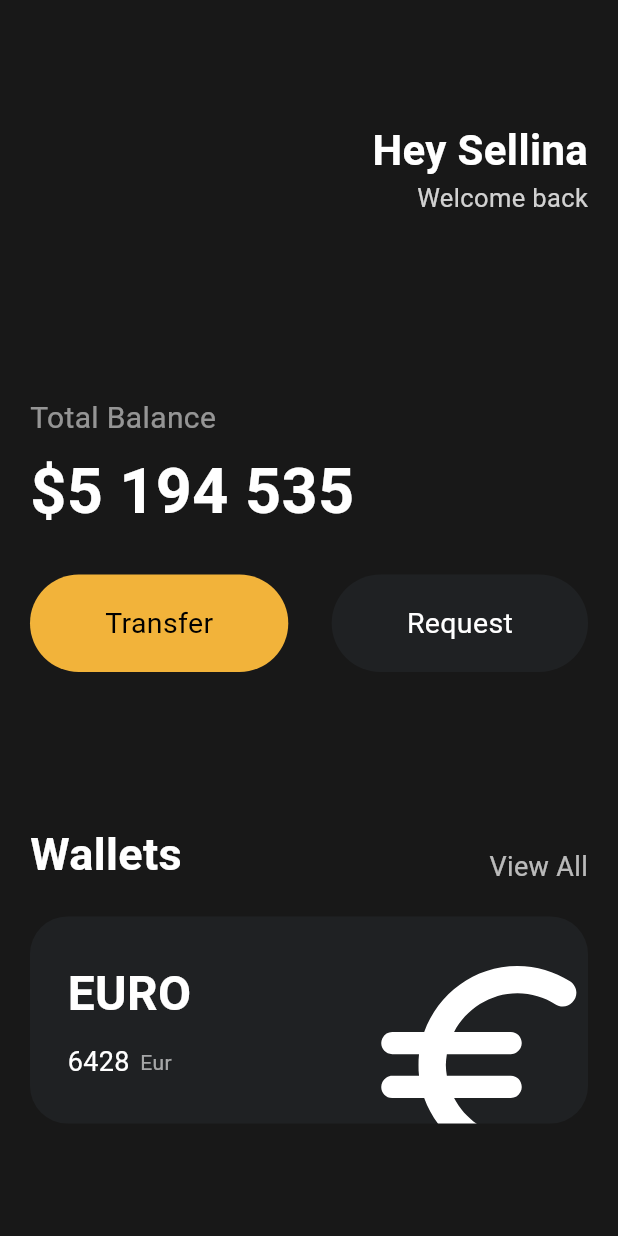
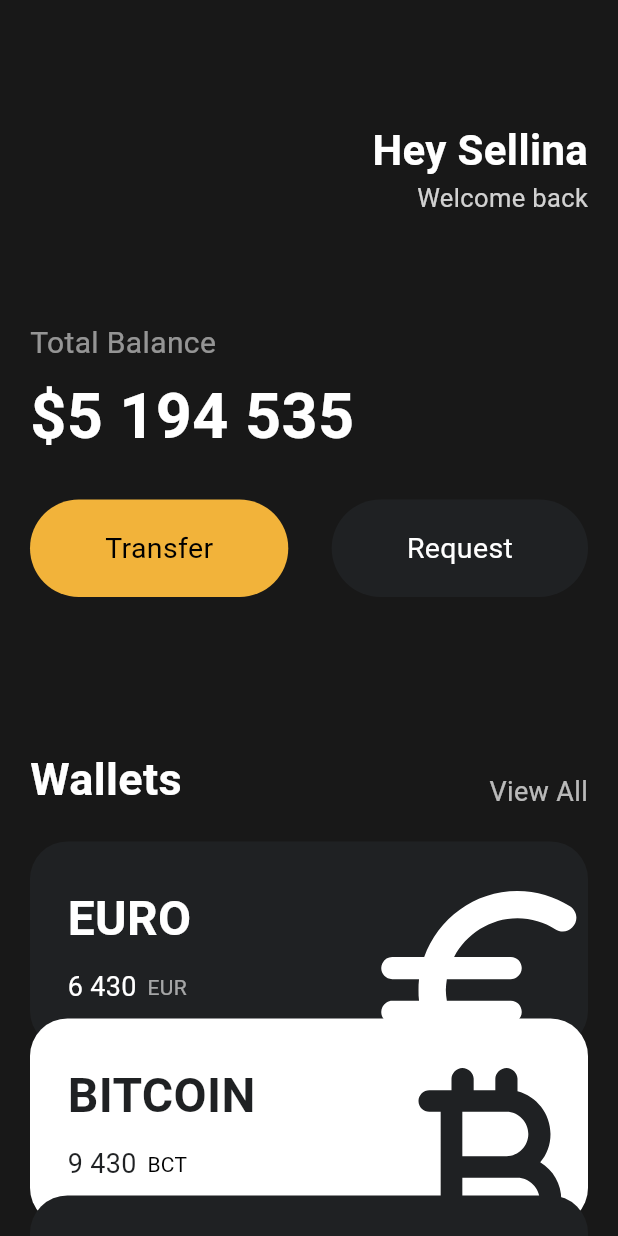
Before and after one commit to Abdul-lembariti/toonflix, a Flutter app: the screen it shows after launch, on a phone screen of 412 x 824 dp. Run offline on Flutter 3.47's test engine with Material 3 defaults, Android fonts, the phone set to English and light mode, and no system bars.

Commit message:
#1 HELLO FLUTTER - #2 UI CHALLENGE

```diff
--- a/lib/main.dart
+++ b/lib/main.dart
@@ -1,6 +1,6 @@
 import 'package:flutter/material.dart';
-import 'package:flutter/widgets.dart';
 import 'package:toonflix/widgets/button.dart';
+import 'package:toonflix/widgets/card.dart';
 
 final Color textColor = Colors.white.withOpacity(0.8);
 
@@ -16,7 +16,8 @@ class App extends StatelessWidget {
     return MaterialApp(
         home: Scaffold(
             backgroundColor: const Color(0xFF181818),
-            body: Padding(
+            body: SingleChildScrollView(
+              child: Padding(
                   padding: const EdgeInsets.symmetric(horizontal: 20),
                   child: Column(
                     crossAxisAlignment: CrossAxisAlignment.start,
@@ -50,7 +51,7 @@ class App extends StatelessWidget {
                         ],
                       ),
                       const SizedBox(
-                      height: 120,
+                        height: 70,
                       ),
                       const Text(
                         'Total Balance',
@@ -115,64 +116,31 @@ class App extends StatelessWidget {
                       const SizedBox(
                         height: 20,
                       ),
-                    Container(
-                        clipBehavior: Clip.antiAlias,
-                        decoration: BoxDecoration(
-                            color: const Color(0xFF1F2123),
-                            borderRadius: BorderRadius.circular(25)),
-                        child: Padding(
-                          padding: const EdgeInsets.all(25),
-                          child: Row(
-                            mainAxisAlignment: MainAxisAlignment.spaceBetween,
-                            children: [
-                              const Column(
-                                crossAxisAlignment: CrossAxisAlignment.start,
-                                children: [
-                                  Text(
-                                    'EURO',
-                                    style: TextStyle(
-                                        color: Colors.white,
-                                        fontSize: 32,
-                                        fontWeight: FontWeight.w600),
+                      const CurrencyCard(
+                        name: 'EURO',
+                        code: 'EUR',
+                        amount: '6 430',
+                        icon: Icons.euro_rounded,
+                        isInverted: false,
                       ),
-                                  SizedBox(
-                                    height: 10,
+                      const CurrencyCard(
+                        name: 'BITCOIN',
+                        code: 'BCT',
+                        amount: '9 430',
+                        icon: Icons.currency_bitcoin_rounded,
+                        isInverted: true,
+                        offset: Offset(0, -20),
                       ),
-                                  Row(
-                                    children: [
-                                      Text(
-                                        '6428',
-                                        style: TextStyle(
-                                          color: Colors.white,
-                                          fontSize: 18,
-                                        ),
-                                      ),
-                                      SizedBox(
-                                        width: 7,
-                                      ),
-                                      Text(
-                                        'Eur',
-                                        style: TextStyle(color: Colors.white60),
+                      const CurrencyCard(
+                        name: 'DOLLAR',
+                        code: 'USD',
+                        amount: '9 430',
+                        icon: Icons.attach_money_rounded,
+                        isInverted: false,
+                        offset: Offset(0, -40),
                       ),
                     ],
-                                  ),
-                                ],
-                              ),
-                              Transform.scale(
-                                scale: 2,
-                                child: Transform.translate(
-                                  offset: const Offset(0, 15),
-                                  child: const Icon(
-                                    Icons.euro_rounded,
-                                    color: Colors.white,
-                                    size: 88,
-                                  ),
-                                ),
-                              )
-                            ],
-                          ),
                   )),
-                  ],
-                ))));
+            )));
   }
 }
--- /dev/null
+++ b/lib/widgets/card.dart
@@ -0,0 +1,88 @@
+import 'package:flutter/material.dart';
+
+class CurrencyCard extends StatelessWidget {
+  final String name, code, amount;
+  final IconData icon;
+  final bool isInverted;
+  final _black = const Color(0xFF1F2123);
+  final Offset offset;
+
+  const CurrencyCard({
+    super.key,
+    required this.name,
+    required this.code,
+    required this.amount,
+    required this.icon,
+    required this.isInverted,
+    this.offset = Offset.zero,
+  });
+
+  @override
+  Widget build(BuildContext context) {
+    return Transform.translate(
+      offset: offset,
+      child: Container(
+          clipBehavior: Clip.antiAlias,
+          decoration: BoxDecoration(
+              color: isInverted ? Colors.white : _black,
+              borderRadius: BorderRadius.circular(25)),
+          child: Padding(
+            padding: const EdgeInsets.all(25),
+            child: Row(
+              mainAxisAlignment: MainAxisAlignment.spaceBetween,
+              children: [
+                Column(
+                  crossAxisAlignment: CrossAxisAlignment.start,
+                  children: [
+                    Text(
+                      name,
+                      style: TextStyle(
+                          color: isInverted ? _black : Colors.white,
+                          fontSize: 32,
+                          fontWeight: FontWeight.w600),
+                    ),
+                    const SizedBox(
+                      height: 10,
+                    ),
+                    Row(
+                      children: [
+                        Text(
+                          amount,
+                          style: TextStyle(
+                            color: isInverted ? _black : Colors.white,
+                            fontSize: 18,
+                          ),
+                        ),
+                        const SizedBox(
+                          width: 7,
+                        ),
+                        Text(
+                          code,
+                          style: TextStyle(
+                              color:
+                                  isInverted ? Colors.black : Colors.white60),
+                        ),
+                      ],
+                    ),
+                  ],
+                ),
+                Transform.scale(
+                  scale: 2,
+                  child: Transform.translate(
+                    offset: const Offset(
+                      0,
+                      15,
+                    ),
+                    child: Icon(
+                      icon,
+                      color: isInverted ? _black : Colors.white,
+                      size: 88,
+                    ),
+                  ),
+                )
+              ],
+            ),
+          )),
+    );
+  }
+}
```
Lines whose indentation alone changed are shown as unchanged.
